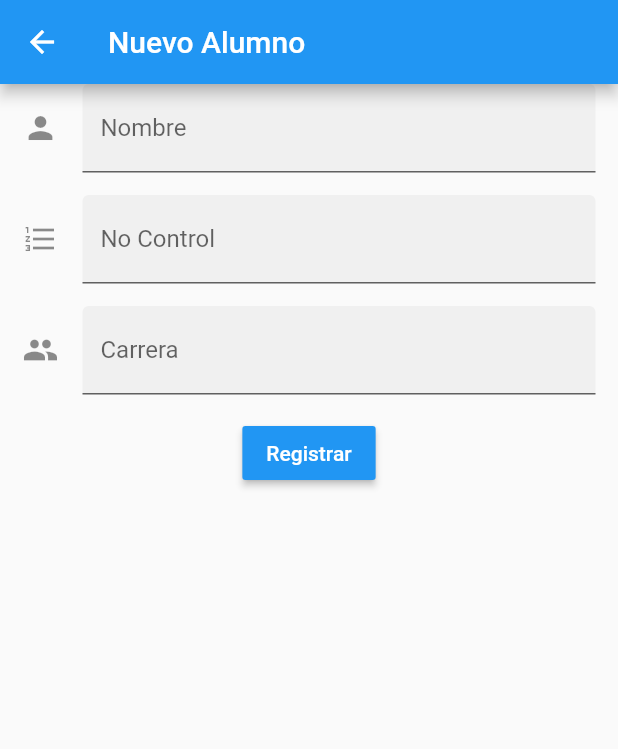
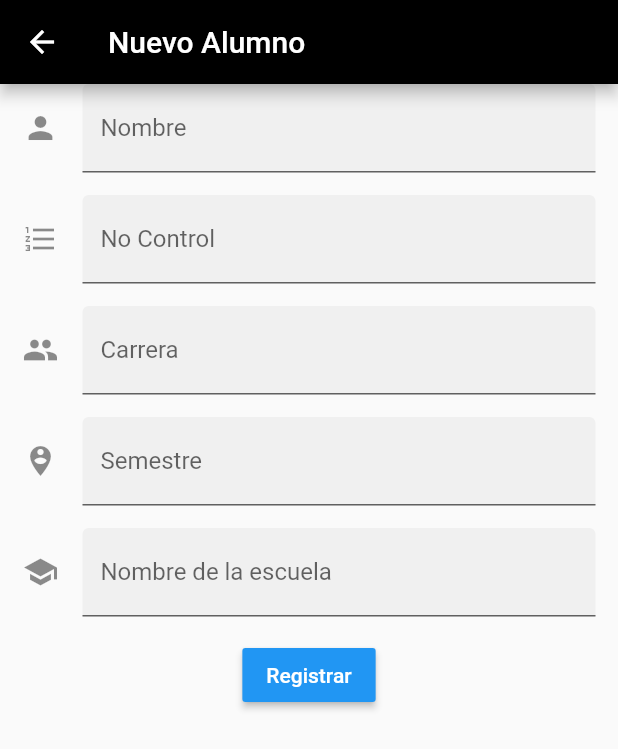
Before and after one commit to JUANDATM/Ejemplo1, a Flutter app: the screen it shows after launch, after a tap on the "add" icon, on a phone screen of 412 x 824 dp. Shown: the top 749 px of the screen. Run offline on Flutter 3.47's test engine with Material 2 defaults, Android fonts, the phone set to English and light mode, and no system bars.

Commit message:
Segundo Dia

```diff
--- a/lib/formulario.dart
+++ b/lib/formulario.dart
@@ -44,6 +44,22 @@ class _RegistroPageState extends State<RegistroPage> {
                       hintText: "Ingresa Tu Carrera"),
                 ),
                 SizedBox(height: 15),
+                TextFormField(
+                  decoration: InputDecoration(
+                    filled: true,
+                      icon: Icon(Icons.person_pin_circle),
+                      labelText: "Semestre",
+                      hintText: "Ingresa Tu Semestre"),
+                ),
+                SizedBox(height: 15),
+                TextFormField(
+                  decoration: InputDecoration(
+                    filled: true,
+                      icon: Icon(Icons.school),
+                      labelText: "Nombre de la escuela",
+                      hintText: "Ingresa el nombre de la escuela"),
+                ),
+                SizedBox(height: 15),
                 MaterialButton(
                   child: Text("Registrar", style: TextStyle(color: Colors.white),),
                   onPressed: (){},
--- a/lib/main.dart
+++ b/lib/main.dart
@@ -11,6 +11,9 @@ class MyApp extends StatelessWidget {
         'registro':(BuildContext context)=> RegistroPage(),
         'home' : (BuildContext context)=> HomePage(),
       },
+      theme: ThemeData(
+        primaryColor: Colors.black,
+      ),
       initialRoute: 'home',
       title: 'Material App',
     );
```
